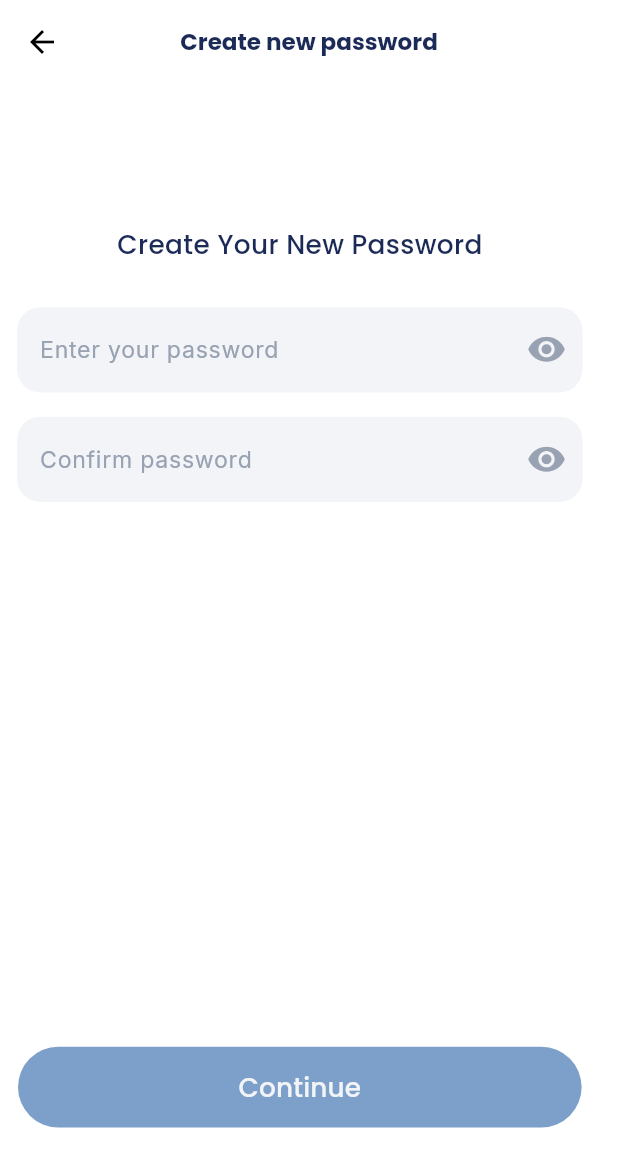
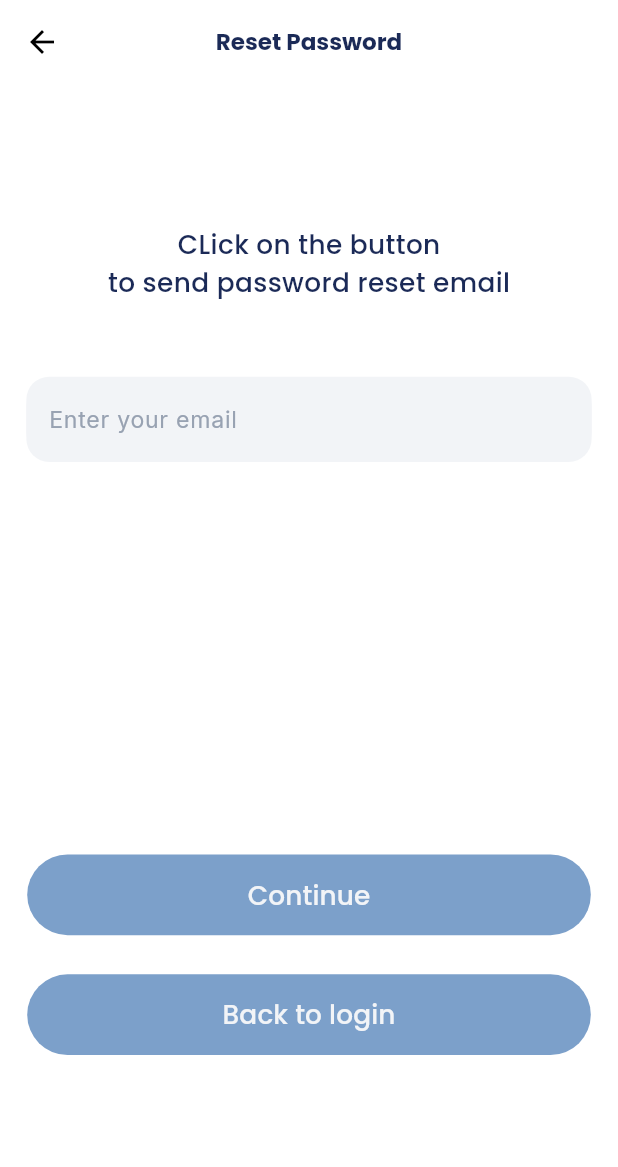
Before and after one commit to suha1b-kh/diente, a Flutter app: the CreateNewPasswordScreen screen opened by its route, on a phone screen of 412 x 824 dp. Shown: the top 1167 px of the screen. Run offline on Flutter 3.47's test engine with Material 3 defaults, Android fonts, the phone set to English and light mode, and no system bars; our stand-ins replace cloud_firestore, equatable, firebase_auth, firebase_core, flutter_bloc, flutter_screenutil and 3 more; accounts and stored records are empty; network calls fail.

Commit message:
reset password done and remove some warnings

```diff
--- a/lib/auth/data/source/auth_firebase_service.dart
+++ b/lib/auth/data/source/auth_firebase_service.dart
@@ -132,7 +132,7 @@ class AuthFirebaseService {
           errorMessage = "Login failed. Please try again.";
           break;
       }
-      throw Exception(error.code);
+      throw Exception(errorMessage);
     }
     return null;
   }
--- a/lib/auth/presentation/bloc/bloc/signup_event.dart
+++ b/lib/auth/presentation/bloc/bloc/signup_event.dart
@@ -1,5 +1,3 @@
-import 'package:diente/auth/data/models/user.dart';
-
 abstract class SignUpEvent {
   const SignUpEvent();
 
--- a/lib/auth/presentation/bloc/login_bloc/bloc/login_event.dart
+++ b/lib/auth/presentation/bloc/login_bloc/bloc/login_event.dart
@@ -1,5 +1,3 @@
-import 'package:diente/auth/data/models/user.dart';
-
 abstract class LoginEvent {
   const LoginEvent();
 
--- a/lib/auth/presentation/create_new_password_screen.dart
+++ b/lib/auth/presentation/create_new_password_screen.dart
@@ -1,59 +1,74 @@
+// ignore_for_file: use_build_context_synchronously
+
+import 'dart:developer';
+
 import 'package:diente/core/widgets/buttons.dart';
 import 'package:diente/core/widgets/text.dart';
 import 'package:diente/core/widgets/text_fields.dart';
+import 'package:firebase_auth/firebase_auth.dart';
 import 'package:flutter/material.dart';
 import 'package:flutter_screenutil/flutter_screenutil.dart';
 import 'package:gap/gap.dart';
 
-class CreateNewPasswordScreen extends StatelessWidget {
+class CreateNewPasswordScreen extends StatefulWidget {
   const CreateNewPasswordScreen({super.key});
 
   @override
+  State<CreateNewPasswordScreen> createState() =>
+      _CreateNewPasswordScreenState();
+}
+
+class _CreateNewPasswordScreenState extends State<CreateNewPasswordScreen> {
+  @override
   Widget build(BuildContext context) {
-    final TextEditingController passwordController = TextEditingController();
-    final TextEditingController confirmPasswordController =
-        TextEditingController();
+    final TextEditingController emailController = TextEditingController();
 
     return Scaffold(
       appBar: AppBar(
-        leading: IconButton(
-          icon: const Icon(Icons.arrow_back),
-          onPressed: () {
-            Navigator.pushNamed(context, '/login_screen');
-            //TODO: Implement back button
-          },
-        ),
-        title: customText(context, 'Create new password',
+        title: customText(context, 'Reset Password',
             Theme.of(context).colorScheme.primary, 14.sp, FontWeight.bold),
         centerTitle: true,
       ),
-      body: Column(
-        mainAxisAlignment: MainAxisAlignment.start,
+      body: Center(
+        child: Column(
           children: [
             Gap(93.h),
-          customText(context, 'Create Your New Password',
+            customText(context, 'CLick on the button',
                 Theme.of(context).colorScheme.primary, 16.sp, FontWeight.w500),
-          Gap(29.h),
+            customText(context, 'to send password reset email',
+                Theme.of(context).colorScheme.primary, 16.sp, FontWeight.w500),
+            Gap(50.h),
             CustomTextField(
+              controller: emailController,
+              text: 'Enter your email',
               width: 343.w,
               height: 56.h,
-            controller: passwordController,
-            text: 'Enter your password',
-            icon: Icons.visibility,
             ),
-          Gap(16.h),
-          CustomTextField(
-            width: 343.w,
-            height: 56.h,
-            controller: confirmPasswordController,
-            text: 'Confirm password',
-            icon: Icons.visibility,
+            Gap(250.h),
+            customButton(context, Theme.of(context).colorScheme.secondary,
+                () async {
+              try {
+                await FirebaseAuth.instance
+                    .sendPasswordResetEmail(email: emailController.text);
+                log(emailController.text);
+                ScaffoldMessenger.of(context).showSnackBar(
+                  SnackBar(
+                    backgroundColor: Theme.of(context).colorScheme.secondary,
+                    content: const Text(
+                        "Reset password sent successfully. Please check your email"),
                   ),
-          Gap(350.h),
-          customButton(context, Theme.of(context).colorScheme.secondary, () {
-            Navigator.popAndPushNamed(context, '/fill_profile_screen');
+                );
+              } on FirebaseAuthException catch (e) {
+                log("Error: $e");
+              }
             }, 'Continue', 16.sp),
+            Gap(10.h),
+            customButton(context, Theme.of(context).colorScheme.secondary,
+                () async {
+              Navigator.pushNamed(context, '/login_screen');
+            }, 'Back to login', 16.sp),
           ],
+        ),
       ),
     );
   }
--- a/lib/auth/presentation/login_screen.dart
+++ b/lib/auth/presentation/login_screen.dart
@@ -13,7 +13,6 @@ import 'package:flutter/material.dart';
 import 'package:flutter_bloc/flutter_bloc.dart';
 import 'package:flutter_screenutil/flutter_screenutil.dart';
 import 'package:gap/gap.dart';
-import 'package:google_fonts/google_fonts.dart';
 
 class LoginScreen extends StatefulWidget {
   const LoginScreen({super.key});
@@ -77,7 +76,7 @@ class _LoginScreenState extends State<LoginScreen> {
                 // Navigator.popAndPushNamed(context, 'patient_home_screen');
                 Navigator.push(context, MaterialPageRoute(builder: (context) {
                   return PatientHomeScreen(
-                    patientName: 'state.user.fullName',
+                    patientName: FirebaseAuth.instance.currentUser!.email!,
                   );
                 }));
               } catch (e, stackTrace) {
--- a/lib/core/widgets/drop_down_menu.dart
+++ b/lib/core/widgets/drop_down_menu.dart
@@ -1,6 +1,5 @@
 import 'package:diente/core/widgets/text.dart';
 import 'package:flutter/material.dart';
-import 'package:flutter/widgets.dart';
 import 'package:flutter_screenutil/flutter_screenutil.dart';
 import 'package:google_fonts/google_fonts.dart';
 
--- a/lib/main.dart
+++ b/lib/main.dart
@@ -1,6 +1,3 @@
-import 'dart:developer';
-
-import 'package:diente/auth/data/models/user.dart';
 import 'package:diente/auth/presentation/email_verification_screen.dart';
 import 'package:diente/auth/presentation/home_screen.dart';
 import 'package:diente/auth/presentation/login_screen.dart';
@@ -15,7 +12,6 @@ import 'package:diente/patient/Review%20case%20information/no_cases_screen.dart'
 import 'package:diente/patient/appointment%20booking/disease_selection_screen.dart';
 import 'package:diente/patient/appointment%20booking/teeth_selection_%20screen.dart';
 import 'package:diente/patient/edit%20profile%20info/edit_patient_profile_screen.dart';
-import 'package:firebase_auth/firebase_auth.dart';
 import 'package:firebase_core/firebase_core.dart';
 import 'package:flutter/material.dart';
 import 'package:flutter_screenutil/flutter_screenutil.dart';
--- a/lib/patient/Home/patient_home_screen.dart
+++ b/lib/patient/Home/patient_home_screen.dart
@@ -5,6 +5,7 @@ import 'package:flutter_screenutil/flutter_screenutil.dart';
 import '../widgets/custom_button.dart';
 import '../widgets/custom_header.dart';
 
+// ignore: must_be_immutable
 class PatientHomeScreen extends StatelessWidget {
   String? patientName = "";
   ImageProvider? patientImage;
@@ -88,6 +89,7 @@ class PatientHomeScreen extends StatelessWidget {
               if (FirebaseAuth.instance.currentUser != null) {
                 await FirebaseAuth.instance.signOut();
               }
+              // ignore: use_build_context_synchronously
               Navigator.popAndPushNamed(context, '/login_screen');
             },
           ),
--- a/lib/patient/appointment booking/disease_selection_screen.dart
+++ b/lib/patient/appointment booking/disease_selection_screen.dart
@@ -1,3 +1,4 @@
+// ignore_for_file: must_be_immutable
 
 import 'package:flutter/material.dart';
 import 'package:flutter_screenutil/flutter_screenutil.dart';
@@ -11,7 +12,7 @@ class DiseaseSelectionScreen extends StatefulWidget {
 
   //constructor
   DiseaseSelectionScreen(
-      {required this.patientName, required this.patientImage});
+      {super.key, required this.patientName, required this.patientImage});
 
   @override
   State<DiseaseSelectionScreen> createState() => _DiseaseSelectionScreenState();
--- a/lib/patient/appointment booking/teeth_selection_ screen.dart
+++ b/lib/patient/appointment booking/teeth_selection_ screen.dart
@@ -1,3 +1,4 @@
+// ignore_for_file: must_be_immutable
 
 import 'package:flutter/material.dart';
 import 'package:flutter_screenutil/flutter_screenutil.dart';
@@ -11,7 +12,8 @@ class TeethSelectionScreen extends StatefulWidget {
   ImageProvider? patientImage;
 
   //constructor
-  TeethSelectionScreen({required this.patientName, required this.patientImage});
+  TeethSelectionScreen(
+      {super.key, required this.patientName, required this.patientImage});
 
   @override
   State<TeethSelectionScreen> createState() => _ToothSelectionScreenState();
@@ -81,7 +83,7 @@ class _ToothSelectionScreenState extends State<TeethSelectionScreen> {
                   fontColor: Colors.white,
                   onTap: () {
                     //TODO: navigate to case information screen
-                        Navigator.pushNamed(context, 'case_info_screen');
+                    Navigator.pushNamed(context, 'case_info_screen');
                   },
                 )),
               ],
--- a/lib/patient/edit profile info/edit_patient_profile_screen.dart
+++ b/lib/patient/edit profile info/edit_patient_profile_screen.dart
@@ -1,3 +1,4 @@
+// ignore_for_file: must_be_immutable
 
 import 'package:flutter/material.dart';
 import 'package:flutter_screenutil/flutter_screenutil.dart';
@@ -12,6 +13,7 @@ class EditPatientProfileScreen extends StatefulWidget {
 
   //constructor
   EditPatientProfileScreen({
+    super.key,
     required this.patientName,
     required this.patientImage,
   });
--- a/lib/patient/widgets/custom_button.dart
+++ b/lib/patient/widgets/custom_button.dart
@@ -1,6 +1,5 @@
-import 'dart:async';
+// ignore_for_file: must_be_immutable
 
-import 'package:flutter/cupertino.dart';
 import 'package:flutter/material.dart';
 import 'package:flutter_screenutil/flutter_screenutil.dart';
 
@@ -17,7 +16,8 @@ class CustomButton extends StatelessWidget {
 
   //constructor
   CustomButton(
-      {required this.width,
+      {super.key,
+      required this.width,
       required this.height,
       required this.color,
       required this.fontColor,
--- a/lib/patient/widgets/custom_header.dart
+++ b/lib/patient/widgets/custom_header.dart
@@ -1,3 +1,5 @@
+// ignore_for_file: must_be_immutable
+
 import 'package:flutter/material.dart';
 import 'package:flutter_screenutil/flutter_screenutil.dart';
 
--- a/lib/patient/widgets/custom_text_field.dart
+++ b/lib/patient/widgets/custom_text_field.dart
@@ -1,3 +1,5 @@
+// ignore_for_file: must_be_immutable
+
 import 'package:flutter/material.dart';
 import 'package:flutter_screenutil/flutter_screenutil.dart';
 
@@ -8,10 +10,11 @@ class CustomTextField extends StatelessWidget {
   TextInputType inputType = TextInputType.text;
   int maxLength = 0;
   String? input = "";
-  IconButton? icon = null;
+  IconButton? icon;
 
   //constructor
   CustomTextField({
+    super.key,
     required this.hint,
     required this.textAlign,
     required this.inputType,
@@ -38,10 +41,12 @@ class CustomTextField extends StatelessWidget {
           fillColor: Theme.of(context).colorScheme.inverseSurface,
           enabledBorder: OutlineInputBorder(
               borderRadius: BorderRadius.circular(15.r),
-              borderSide: BorderSide(color: Theme.of(context).colorScheme.inverseSurface)),
+              borderSide: BorderSide(
+                  color: Theme.of(context).colorScheme.inverseSurface)),
           focusedBorder: OutlineInputBorder(
               borderRadius: BorderRadius.circular(15.r),
-              borderSide: BorderSide(color: Theme.of(context).colorScheme.inverseSurface)),
+              borderSide: BorderSide(
+                  color: Theme.of(context).colorScheme.inverseSurface)),
           errorBorder: OutlineInputBorder(
               borderRadius: BorderRadius.circular(15.r),
               borderSide: const BorderSide(color: Colors.red)),
--- a/lib/patient/widgets/patient_image_and_name.dart
+++ b/lib/patient/widgets/patient_image_and_name.dart
@@ -1,3 +1,5 @@
+// ignore_for_file: must_be_immutable
+
 import 'package:flutter/material.dart';
 import 'package:flutter_screenutil/flutter_screenutil.dart';
 
@@ -6,6 +8,7 @@ class PatientImageAndName extends StatefulWidget {
   ImageProvider? patientImage;
 
   PatientImageAndName({
+    super.key,
     required this.patientName,
     required this.patientImage,
   });
```
Also changed, not shown: lib/auth/presentation/email_verification_screen.dart (+4 -7 lines), lib/auth/presentation/fill_information_screen.dart (+13 -12 lines), lib/patient/Review case information/case_info_screen.dart (+9 -7 lines), lib/patient/Review case information/no_cases_screen.dart (+5 -4 lines), lib/patient/widgets/disease_card.dart (+6 -1 lines). Lines whose indentation alone changed are shown as unchanged.
